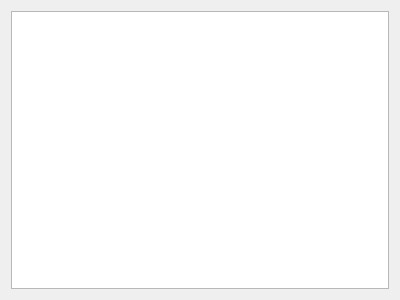
Old version of the form scripts/channelGroupChanger/channelGroupSelect.ui in the repository Bluscream/pyTSon_plugins.
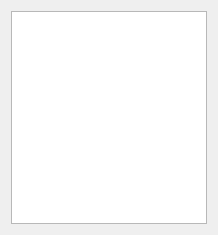
New version of the form. Icons and pictures are not drawn.

Commit message: made progress at cgc

```diff
--- a/scripts/channelGroupChanger/channelGroupSelect.ui
+++ b/scripts/channelGroupChanger/channelGroupSelect.ui
@@ -6,20 +6,16 @@
    <rect>
     <x>0</x>
     <y>0</y>
-    <width>400</width>
-    <height>300</height>
+    <width>218</width>
+    <height>235</height>
    </rect>
   </property>
   <property name="windowTitle">
    <string>Select Channel Group</string>
   </property>
-  <property name="windowIcon">
-   <iconset>
-    <normaloff>../../../../../../Pictures/1.jpg</normaloff>../../../../../../Pictures/1.jpg</iconset>
-  </property>
-  <layout class="QGridLayout" name="gridLayout">
-   <item row="0" column="0">
-    <widget class="QListWidget" name="listWidget"/>
+  <layout class="QVBoxLayout" name="verticalLayout">
+   <item>
+    <widget class="QListWidget" name="channelGroups"/>
    </item>
   </layout>
  </widget>
```
Left out of the diff: 2 changed lines with no effect on the pictures. The commit also changes 2 other files.
